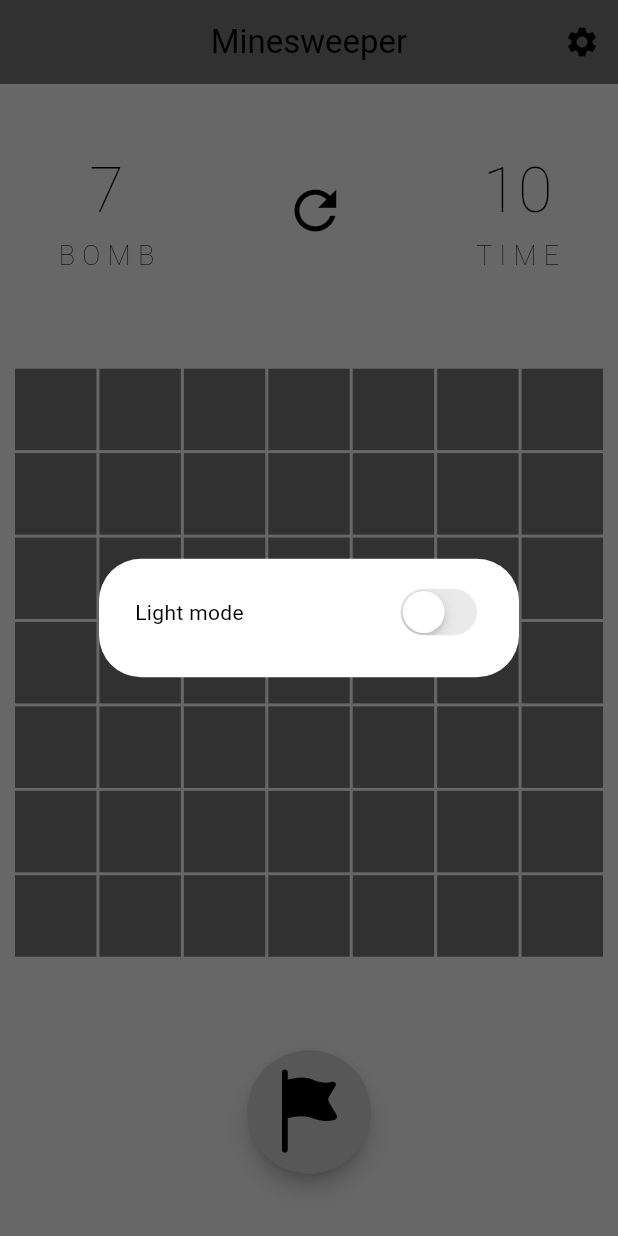
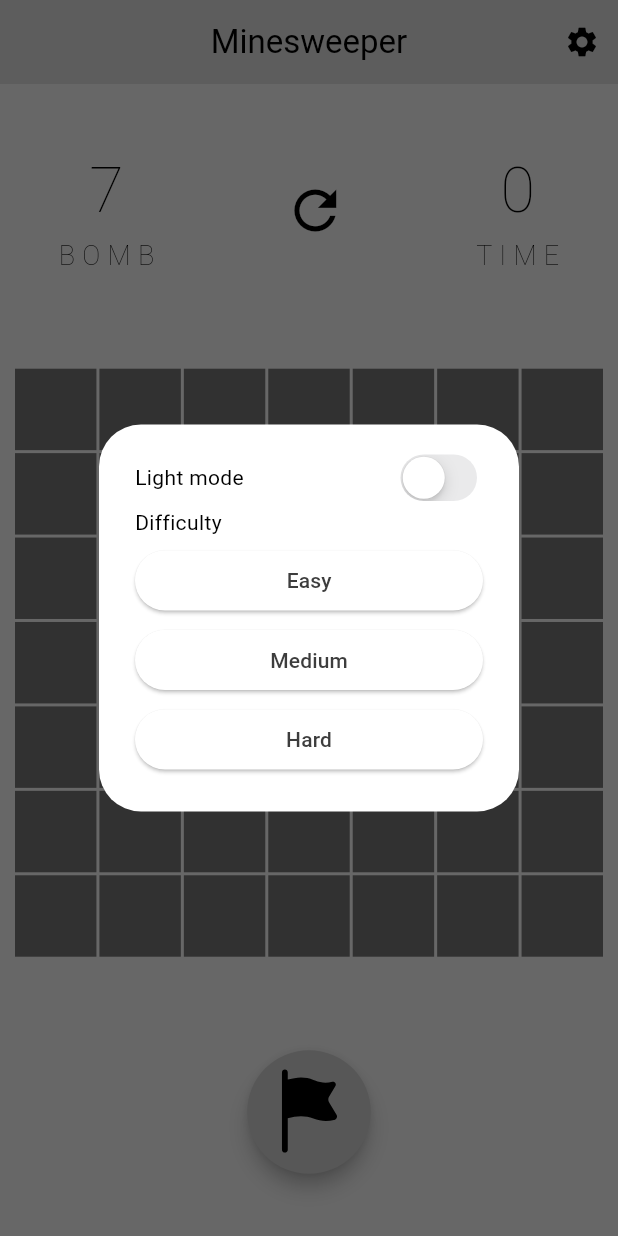
Before and after one commit to GCuadraSarria/buscaminas, a Flutter app: the screen it shows after launch, after a tap on the "settings" icon, on a phone screen of 412 x 824 dp. Run offline on Flutter 3.47's test engine with Material 3 defaults, Android fonts, the phone set to English and light mode, and no system bars; our stand-ins replace flutter_svg.

Commit message:
final touches

```diff
--- a/lib/app/components/number_box.dart
+++ b/lib/app/components/number_box.dart
@@ -36,6 +36,10 @@ class NumberBox extends StatelessWidget {
                   }
                 : () {
                     provider.revealBox(index);
+                    if (provider.startPlaying == false) {
+                      provider.startGame();
+                      provider.startTimer();
+                    }
                     if (provider.playerWon) {
                       playerWon();
                     }
--- a/lib/app/components/settings_alertbox.dart
+++ b/lib/app/components/settings_alertbox.dart
@@ -8,16 +8,72 @@ class SettingsAlertbox extends StatelessWidget {
 
   @override
   Widget build(BuildContext context) {
-    // provider
+    // theme provider
     final themeProvider = Provider.of<ThemeProvider>(context);
+
+    // game provider
+    final gameProvider = Provider.of<MineProvider>(context);
+
     return AlertDialog(
-      content: Row(
-        mainAxisAlignment: MainAxisAlignment.spaceBetween,
+      content: Column(
+        mainAxisSize: MainAxisSize.min,
+        crossAxisAlignment: CrossAxisAlignment.start,
         children: [
-          Text(themeProvider.isDarkMode ? 'Dark mode' : 'Light mode'),
-          CupertinoSwitch(
-              value: themeProvider.isDarkMode,
-              onChanged: (value) => themeProvider.toggleTheme())
+          Row(
+            mainAxisAlignment: MainAxisAlignment.spaceBetween,
+            children: [
+              Text(themeProvider.isDarkMode ? 'Dark mode' : 'Light mode'),
+              CupertinoSwitch(
+                  value: themeProvider.isDarkMode,
+                  onChanged: (value) => themeProvider.toggleTheme())
+            ],
+          ),
+          const Text('Difficulty'),
+          const SizedBox(height: 5.0),
+          Row(
+            children: [
+              Expanded(
+                child: ElevatedButton(
+                  onPressed: () {
+                    gameProvider.setDifficulty(GameDifficulty.easy);
+                    gameProvider.restartGame();
+                    Navigator.pop(context);
+                  },
+                  child: const Text('Easy'),
+                ),
+              ),
+            ],
+          ),
+          const SizedBox(height: 5.0),
+          Row(
+            children: [
+              Expanded(
+                child: ElevatedButton(
+                  onPressed: () {
+                    gameProvider.setDifficulty(GameDifficulty.medium);
+                    gameProvider.restartGame();
+                    Navigator.pop(context);
+                  },
+                  child: const Text('Medium'),
+                ),
+              ),
+            ],
+          ),
+          const SizedBox(height: 5.0),
+          Row(
+            children: [
+              Expanded(
+                child: ElevatedButton(
+                  onPressed: () {
+                    gameProvider.setDifficulty(GameDifficulty.hard);
+                    gameProvider.restartGame();
+                    Navigator.pop(context);
+                  },
+                  child: const Text('Hard'),
+                ),
+              ),
+            ],
+          ),
         ],
       ),
     );
--- a/lib/app/pages/home_page.dart
+++ b/lib/app/pages/home_page.dart
@@ -41,8 +41,8 @@ class _HomePageState extends State<HomePage> {
   @override
   void initState() {
     super.initState();
+    Provider.of<MineProvider>(context, listen: false).setSquareStatus();
     Provider.of<MineProvider>(context, listen: false).setRandomBombs();
-    Provider.of<MineProvider>(context, listen: false).setSquareStatus();
     Provider.of<MineProvider>(context, listen: false).scanBombs();
   }
 
@@ -58,7 +58,7 @@ class _HomePageState extends State<HomePage> {
       child: Scaffold(
         backgroundColor: Theme.of(context).colorScheme.background,
         appBar: AppBar(
-          backgroundColor: Theme.of(context).colorScheme.inversePrimary,
+          backgroundColor: const Color.fromARGB(255, 202, 202, 202),
           elevation: 0,
           centerTitle: true,
           title: const Text('Minesweeper'),
@@ -80,7 +80,7 @@ class _HomePageState extends State<HomePage> {
                 Column(
                   children: [
                     Text(
-                      '${provider.bombLocation.length}',
+                      '${provider.bombLocation.length - provider.flagAmount}',
                       style: const TextStyle(
                           fontSize: 42.0, fontWeight: FontWeight.w200),
                     ),
@@ -96,14 +96,14 @@ class _HomePageState extends State<HomePage> {
                   icon: const Icon(Icons.refresh),
                   iconSize: 42.0,
                 ),
-                const Column(
+                Column(
                   children: [
                     Text(
-                      '10',
-                      style: TextStyle(
+                      '${provider.countdownValue}',
+                      style: const TextStyle(
                           fontSize: 42.0, fontWeight: FontWeight.w200),
                     ),
-                    Text(
+                    const Text(
                       'T I M E',
                       style: TextStyle(
                           fontSize: 18.0, fontWeight: FontWeight.w200),
--- a/lib/app/provider/provider.dart
+++ b/lib/app/provider/provider.dart
@@ -1,6 +1,9 @@
+import 'dart:async';
 import 'dart:math';
 
 import 'package:flutter/material.dart';
+
+enum GameDifficulty { easy, medium, hard }
 
 class MineProvider extends ChangeNotifier {
   int _numberInEachRow = 7;
@@ -8,9 +11,19 @@ class MineProvider extends ChangeNotifier {
   int _numberOfSquares = 7 * 7;
   int get numberOfSquares => _numberOfSquares;
 
+  // game difficulty
+  GameDifficulty _gameDifficulty = GameDifficulty.medium;
+  GameDifficulty get gameDifficulty => _gameDifficulty;
+
   // [number of bombs around, revealed = true / false, flag = true / false]
   final List _squareStatus = [];
   List get squareStatus => _squareStatus;
+
+  // Define a Timer object
+  Timer? _timer;
+  // Define a variable to store the current countdown value
+  int _countdownValue = 0;
+  int get countdownValue => _countdownValue;
 
   // index where the bombs are in the game
   List<int> _bombLocation = [];
@@ -20,8 +33,12 @@ class MineProvider extends ChangeNotifier {
   bool _setFlagger = false;
   bool get setFlagger => _setFlagger;
 
+  // amount of flags
+  int _flagAmount = 0;
+  int get flagAmount => _flagAmount;
+
   // amount of bombs
-  final int _bombAmount = 7;
+  int _bombAmount = 7;
   int get bombAmount => _bombAmount;
 
   // did game finish
@@ -36,9 +53,50 @@ class MineProvider extends ChangeNotifier {
   bool _bombRevealed = false;
   bool get bombRevealed => _bombRevealed;
 
+  // start the game
+  bool _startPlaying = false;
+  bool get startPlaying => _startPlaying;
+
+  // player set difficulty
+  void setDifficulty(GameDifficulty value) {
+    _gameDifficulty = value;
+    switch (value) {
+      case GameDifficulty.easy:
+        _bombAmount = 5;
+        gridSettings(5);
+        notifyListeners();
+        break;
+      case GameDifficulty.medium:
+        _bombAmount = 7;
+        gridSettings(7);
+        notifyListeners();
+        break;
+      default:
+        _bombAmount = 13;
+        gridSettings(9);
+        notifyListeners();
+    }
+    notifyListeners();
+  }
+
+  // start the countdown timer
+  void startTimer() {
+    _timer = Timer.periodic(const Duration(seconds: 1), (timer) {
+      _countdownValue++;
+      notifyListeners();
+    });
+  }
+
+  // we tap our first square
+  void startGame() {
+    _startPlaying = true;
+    notifyListeners();
+  }
+
   // player tap a bomb
   void setBombRevealed() {
     _bombRevealed = true;
+    _timer?.cancel();
     notifyListeners();
   }
 
@@ -61,11 +119,15 @@ class MineProvider extends ChangeNotifier {
     _playerWon = false;
     _setFlagger = false;
     _bombRevealed = false;
+    _startPlaying = false;
+    _flagAmount = 0;
     _bombLocation = [];
     setRandomBombs();
     _squareStatus.clear();
     setSquareStatus();
     scanBombs();
+    _timer?.cancel();
+    _countdownValue = 0;
     notifyListeners();
   }
 
@@ -81,6 +143,7 @@ class MineProvider extends ChangeNotifier {
     // if the number is same as the bombs, the player wins
     if (unrevealedBoxes == _bombAmount) {
       _playerWon = true;
+      _timer?.cancel();
     }
     notifyListeners();
   }
@@ -109,14 +172,16 @@ class MineProvider extends ChangeNotifier {
   void setFlag(int index) {
     if (_squareStatus[index][2] == true) {
       _squareStatus[index][2] = false;
+      _flagAmount--;
     } else {
       _squareStatus[index][2] = true;
+      _flagAmount++;
     }
     notifyListeners();
   }
 
   // flag clicker
-  void setFlagClicker(){
+  void setFlagClicker() {
     _setFlagger = !_setFlagger;
     notifyListeners();
   }
```
Also changed, not shown: lib/app/components/player_won_alertbox.dart (+22 -6 lines).
